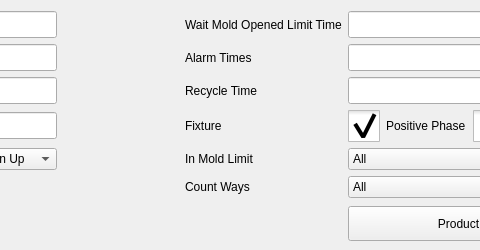
This is hcsettings/ichcproductsettingframe_5.ui in dongdong-2009/3-5AxisRobot as Qt 5 draws it before an edit; both pictures show x 175 to 655 and y 0 to 250 of the 826 by 250 pixel window. The edited form follows.
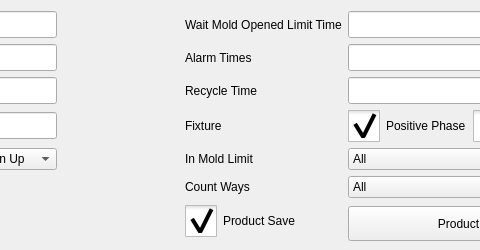
This is the edited form. Icons and pictures are not drawn. Custom widgets are drawn as their Qt base class.

```diff
--- a/hcsettings/ichcproductsettingframe_5.ui
+++ b/hcsettings/ichcproductsettingframe_5.ui
@@ -448,6 +448,41 @@
      </item>
     </widget>
    </item>
+   <item row="8" column="3">
+    <widget class="QCheckBox" name="productSave">
+     <property name="styleSheet">
+      <string notr="true">::indicator {
+     width: 32px;
+     height: 32px;
+ }
+
+::indicator:unchecked 
+{
+     image: url(:/resource/check_unchecked.png);
+ }
+::indicator:checked 
+{
+     image: url(:/resource/check_checked.png);
+ }
+
+QRadioButton::indicator:checked:disabled
+{
+ image: url(:/resource/check_checked_disable.png);
+}
+
+QRadioButton::indicator:unchecked:disabled
+{
+ image: url(:/resource/check_unchecked_disable.png);
+}</string>
+     </property>
+     <property name="text">
+      <string>Product Save</string>
+     </property>
+     <property name="checked">
+      <bool>true</bool>
+     </property>
+    </widget>
+   </item>
   </layout>
  </widget>
  <customwidgets>
```
